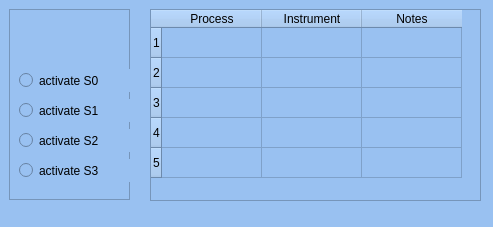
First picture: the form in OceanGUI/Rtsp_dialog_class.ui, repository uglasmeyer/ocean, before the edit.
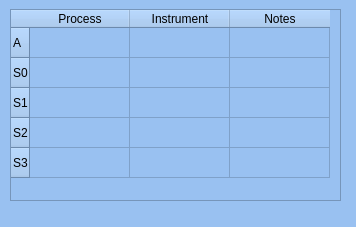
Second picture: the form after the edit.

```diff
--- a/OceanGUI/Rtsp_dialog_class.ui
+++ b/OceanGUI/Rtsp_dialog_class.ui
@@ -6,7 +6,7 @@
    <rect>
     <x>0</x>
     <y>0</y>
-    <width>493</width>
+    <width>356</width>
     <height>227</height>
    </rect>
   </property>
@@ -16,78 +16,10 @@
   <property name="styleSheet">
    <string notr="true">background-color: rgb(153, 193, 241);</string>
   </property>
-  <widget class="QFrame" name="frame">
-   <property name="geometry">
-    <rect>
-     <x>9</x>
-     <y>9</y>
-     <width>121</width>
-     <height>191</height>
-    </rect>
-   </property>
-   <property name="frameShape">
-    <enum>QFrame::StyledPanel</enum>
-   </property>
-   <property name="frameShadow">
-    <enum>QFrame::Raised</enum>
-   </property>
-   <widget class="QRadioButton" name="rb_activate_S1">
-    <property name="geometry">
-     <rect>
-      <x>10</x>
-      <y>90</y>
-      <width>111</width>
-      <height>23</height>
-     </rect>
-    </property>
-    <property name="text">
-     <string>activate S1</string>
-    </property>
-   </widget>
-   <widget class="QRadioButton" name="rb_activate_S0">
-    <property name="geometry">
-     <rect>
-      <x>10</x>
-      <y>60</y>
-      <width>111</width>
-      <height>23</height>
-     </rect>
-    </property>
-    <property name="text">
-     <string>activate S0</string>
-    </property>
-   </widget>
-   <widget class="QRadioButton" name="rb_activate_S2">
-    <property name="geometry">
-     <rect>
-      <x>10</x>
-      <y>120</y>
-      <width>111</width>
-      <height>23</height>
-     </rect>
-    </property>
-    <property name="text">
-     <string>activate S2</string>
-    </property>
-   </widget>
-   <widget class="QRadioButton" name="rb_activate_S3">
-    <property name="geometry">
-     <rect>
-      <x>10</x>
-      <y>150</y>
-      <width>111</width>
-      <height>23</height>
-     </rect>
-    </property>
-    <property name="text">
-     <string>activate S3</string>
-    </property>
-   </widget>
-  </widget>
   <widget class="QTableWidget" name="process_table">
    <property name="geometry">
     <rect>
-     <x>150</x>
+     <x>10</x>
      <y>9</y>
      <width>331</width>
      <height>192</height>
@@ -99,11 +31,31 @@
    <property name="columnCount">
     <number>3</number>
    </property>
-   <row/>
-   <row/>
-   <row/>
-   <row/>
-   <row/>
+   <row>
+    <property name="text">
+     <string>A</string>
+    </property>
+   </row>
+   <row>
+    <property name="text">
+     <string>S0</string>
+    </property>
+   </row>
+   <row>
+    <property name="text">
+     <string>S1</string>
+    </property>
+   </row>
+   <row>
+    <property name="text">
+     <string>S2</string>
+    </property>
+   </row>
+   <row>
+    <property name="text">
+     <string>S3</string>
+    </property>
+   </row>
    <column>
     <property name="text">
      <string>Process</string>
```
